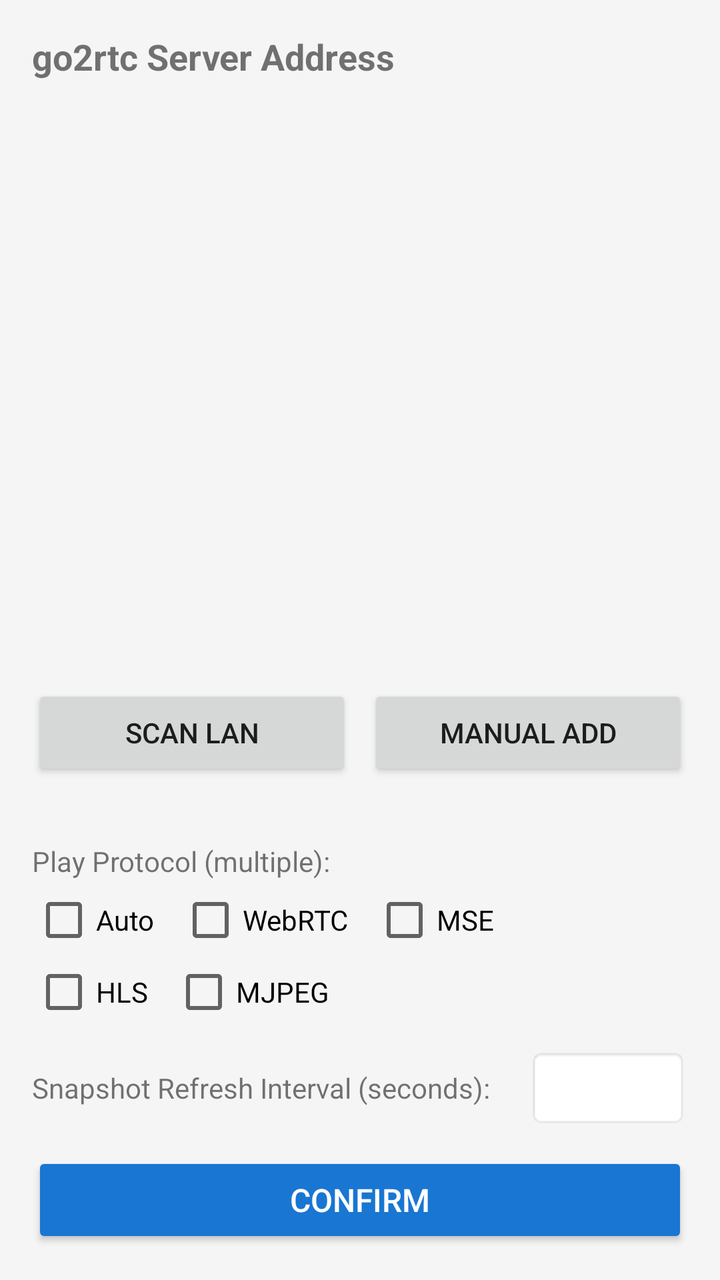
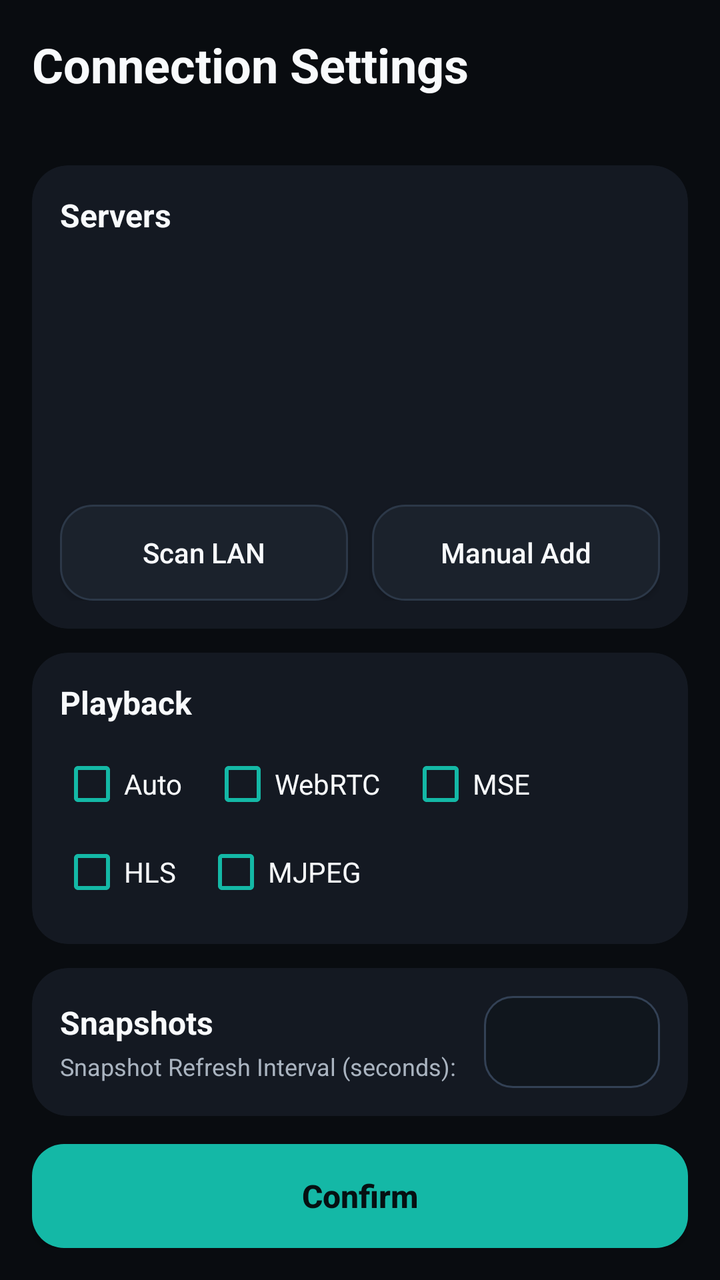

Two renders of the same Android screen: before a commit and after it. Below are the layout's source before the change and the commit's diff.
<!-- AndroidManifest.xml: application theme Theme.Go2RtcPlay -->
<!-- res/layout/activity_config.xml -->
<?xml version="1.0" encoding="utf-8"?>
<LinearLayout
    xmlns:android="http://schemas.android.com/apk/res/android"
    android:layout_width="match_parent"
    android:layout_height="match_parent"
    android:orientation="vertical"
    android:padding="16dp"
    android:background="#F5F5F5">

    <TextView
        android:layout_width="wrap_content"
        android:layout_height="wrap_content"
        android:text="@string/server_address_label"
        android:textSize="18sp"
        android:textStyle="bold"
        android:layout_marginBottom="16dp" />

    <androidx.recyclerview.widget.RecyclerView
        android:id="@+id/addressList"
        android:layout_width="match_parent"
        android:layout_height="0dp"
        android:layout_weight="1" />

    <LinearLayout
        android:layout_width="match_parent"
        android:layout_height="wrap_content"
        android:orientation="horizontal"
        android:layout_marginTop="8dp">

        <Button
            android:id="@+id/scanBtn"
            android:layout_width="0dp"
            android:layout_height="wrap_content"
            android:layout_weight="1"
            android:text="@string/scan_lan"
            android:layout_marginEnd="4dp" />

        <Button
            android:id="@+id/addBtn"
            android:layout_width="0dp"
            android:layout_height="wrap_content"
            android:layout_weight="1"
            android:text="@string/manual_add"
            android:layout_marginStart="4dp" />

    </LinearLayout>

    <TextView
        android:id="@+id/scanStatusText"
        android:layout_width="match_parent"
        android:layout_height="wrap_content"
        android:textSize="12sp"
        android:textColor="#666666"
        android:visibility="gone"
        android:layout_marginTop="4dp" />

    <ProgressBar
        android:id="@+id/scanProgressBar"
        style="?android:attr/progressBarStyleHorizontal"
        android:layout_width="match_parent"
        android:layout_height="8dp"
        android:visibility="gone"
        android:layout_marginTop="4dp" />

    <TextView
        android:id="@+id/localIpText"
        android:layout_width="match_parent"
        android:layout_height="wrap_content"
        android:textSize="11sp"
        android:textColor="#888888"
        android:layout_marginTop="4dp" />

    <LinearLayout
        android:layout_width="match_parent"
        android:layout_height="wrap_content"
        android:orientation="vertical"
        android:layout_marginTop="12dp">

        <TextView
            android:layout_width="wrap_content"
            android:layout_height="wrap_content"
            android:text="@string/protocol_label"
            android:textSize="14sp"
            android:layout_marginBottom="4dp" />

        <LinearLayout
            android:layout_width="match_parent"
            android:layout_height="wrap_content"
            android:orientation="horizontal">

            <CheckBox
                android:id="@+id/cbAuto"
                android:layout_width="wrap_content"
                android:layout_height="wrap_content"
                android:text="@string/protocol_auto"
                android:layout_marginEnd="12dp" />

            <CheckBox
                android:id="@+id/cbWebrtc"
                android:layout_width="wrap_content"
                android:layout_height="wrap_content"
                android:text="WebRTC"
                android:layout_marginEnd="12dp" />

            <CheckBox
                android:id="@+id/cbMse"
                android:layout_width="wrap_content"
                android:layout_height="wrap_content"
                android:text="MSE"
                android:layout_marginEnd="12dp" />

        </LinearLayout>

        <LinearLayout
            android:layout_width="match_parent"
            android:layout_height="wrap_content"
            android:orientation="horizontal"
            android:layout_marginTop="4dp">

            <CheckBox
                android:id="@+id/cbHls"
                android:layout_width="wrap_content"
                android:layout_height="wrap_content"
                android:text="HLS"
                android:layout_marginEnd="12dp" />

            <CheckBox
                android:id="@+id/cbMjpeg"
                android:layout_width="wrap_content"
                android:layout_height="wrap_content"
                android:text="MJPEG"
                android:nextFocusDown="@id/refreshIntervalInput" />

        </LinearLayout>

    </LinearLayout>

    <LinearLayout
        android:layout_width="match_parent"
        android:layout_height="wrap_content"
        android:orientation="horizontal"
        android:layout_marginTop="12dp"
        android:gravity="center_vertical"
        android:focusable="false">

        <TextView
            android:layout_width="0dp"
            android:layout_height="wrap_content"
            android:layout_weight="1"
            android:text="@string/refresh_interval_label"
            android:textSize="14sp"
            android:focusable="false" />

        <EditText
            android:id="@+id/refreshIntervalInput"
            android:layout_width="80dp"
            android:layout_height="40dp"
            android:inputType="number"
            android:textSize="14sp"
            android:gravity="center"
            android:background="@android:drawable/editbox_background"
            android:focusable="true"
            android:focusableInTouchMode="true"
            android:nextFocusUp="@id/cbMjpeg"
            android:nextFocusDown="@id/confirmBtn" />

    </LinearLayout>

    <Button
        android:id="@+id/confirmBtn"
        android:layout_width="match_parent"
        android:layout_height="48dp"
        android:text="@string/confirm"
        android:layout_marginTop="12dp"
        android:backgroundTint="#1976D2"
        android:textColor="#FFFFFF"
        android:textSize="16sp"
        android:nextFocusUp="@id/refreshIntervalInput" />

</LinearLayout>
<!-- resources referenced by this layout -->
<resources>
  <string name="confirm">Confirm</string>
  <string name="manual_add">Manual Add</string>
  <string name="protocol_auto">Auto</string>
  <string name="protocol_label">Play Protocol (multiple):</string>
  <string name="refresh_interval_label">Snapshot Refresh Interval (seconds):</string>
  <string name="scan_lan">Scan LAN</string>
  <string name="server_address_label">go2rtc Server Address</string>
  <style name="Theme.Go2RtcPlay" parent="Theme.AppCompat.DayNight.NoActionBar">
          <item name="colorPrimary">#1976D2</item>
          <item name="colorPrimaryDark">#1565C0</item>
          <item name="colorAccent">#FFFFFF</item>
      </style>
</resources>

<!-- the commit's change to res/layout/activity_config.xml (unified diff, before → after) -->
@@ -1,180 +1,271 @@
 <?xml version="1.0" encoding="utf-8"?>
 <LinearLayout
     xmlns:android="http://schemas.android.com/apk/res/android"
+    xmlns:app="http://schemas.android.com/apk/res-auto"
     android:layout_width="match_parent"
     android:layout_height="match_parent"
+    android:background="@color/app_background"
     android:orientation="vertical"
-    android:padding="16dp"
-    android:background="#F5F5F5">
+    android:padding="16dp">
 
     <TextView
-        android:layout_width="wrap_content"
-        android:layout_height="wrap_content"
-        android:text="@string/server_address_label"
-        android:textSize="18sp"
-        android:textStyle="bold"
-        android:layout_marginBottom="16dp" />
-
-    <androidx.recyclerview.widget.RecyclerView
-        android:id="@+id/addressList"
-        android:layout_width="match_parent"
-        android:layout_height="0dp"
-        android:layout_weight="1" />
-
-    <LinearLayout
-        android:layout_width="match_parent"
-        android:layout_height="wrap_content"
-        android:orientation="horizontal"
-        android:layout_marginTop="8dp">
-
-        <Button
-            android:id="@+id/scanBtn"
-            android:layout_width="0dp"
-            android:layout_height="wrap_content"
-            android:layout_weight="1"
-            android:text="@string/scan_lan"
-            android:layout_marginEnd="4dp" />
-
-        <Button
-            android:id="@+id/addBtn"
-            android:layout_width="0dp"
-            android:layout_height="wrap_content"
-            android:layout_weight="1"
-            android:text="@string/manual_add"
-            android:layout_marginStart="4dp" />
-
-    </LinearLayout>
-
-    <TextView
-        android:id="@+id/scanStatusText"
-        android:layout_width="match_parent"
-        android:layout_height="wrap_content"
-        android:textSize="12sp"
-        android:textColor="#666666"
-        android:visibility="gone"
-        android:layout_marginTop="4dp" />
-
-    <ProgressBar
-        android:id="@+id/scanProgressBar"
-        style="?android:attr/progressBarStyleHorizontal"
-        android:layout_width="match_parent"
-        android:layout_height="8dp"
-        android:visibility="gone"
-        android:layout_marginTop="4dp" />
+        android:layout_width="match_parent"
+        android:layout_height="wrap_content"
+        android:text="@string/config_title"
+        android:textColor="@color/text_primary"
+        android:textSize="24sp"
+        android:textStyle="bold" />
 
     <TextView
         android:id="@+id/localIpText"
         android:layout_width="match_parent"
         android:layout_height="wrap_content"
-        android:textSize="11sp"
-        android:textColor="#888888"
-        android:layout_marginTop="4dp" />
-
-    <LinearLayout
-        android:layout_width="match_parent"
-        android:layout_height="wrap_content"
-        android:orientation="vertical"
-        android:layout_marginTop="12dp">
-
-        <TextView
-            android:layout_width="wrap_content"
-            android:layout_height="wrap_content"
-            android:text="@string/protocol_label"
-            android:textSize="14sp"
-            android:layout_marginBottom="4dp" />
+        android:layout_marginTop="4dp"
+        android:ellipsize="end"
+        android:singleLine="true"
+        android:textColor="@color/text_secondary"
+        android:textSize="12sp" />
+
+    <androidx.cardview.widget.CardView
+        android:layout_width="match_parent"
+        android:layout_height="0dp"
+        android:layout_marginTop="14dp"
+        android:layout_weight="1"
+        app:cardBackgroundColor="@color/surface_card"
+        app:cardCornerRadius="18dp"
+        app:cardElevation="0dp">
+
+        <LinearLayout
+            android:layout_width="match_parent"
+            android:layout_height="match_parent"
+            android:orientation="vertical"
+            android:padding="14dp">
+
+            <TextView
+                android:layout_width="match_parent"
+                android:layout_height="wrap_content"
+                android:text="@string/config_servers"
+                android:textColor="@color/text_primary"
+                android:textSize="16sp"
+                android:textStyle="bold" />
+
+            <androidx.recyclerview.widget.RecyclerView
+                android:id="@+id/addressList"
+                android:layout_width="match_parent"
+                android:layout_height="0dp"
+                android:layout_marginTop="10dp"
+                android:layout_weight="1"
+                android:clipToPadding="false"
+                android:paddingBottom="4dp" />
+
+            <LinearLayout
+                android:layout_width="match_parent"
+                android:layout_height="wrap_content"
+                android:layout_marginTop="8dp"
+                android:orientation="horizontal">
+
+                <Button
+                    android:id="@+id/scanBtn"
+                    android:layout_width="0dp"
+                    android:layout_height="48dp"
+                    android:layout_marginEnd="6dp"
+                    android:layout_weight="1"
+                    android:background="@drawable/bg_secondary_button"
+                    android:text="@string/scan_lan"
+                    android:textAllCaps="false"
+                    android:textColor="@color/text_primary" />
+
+                <Button
+                    android:id="@+id/addBtn"
+                    android:layout_width="0dp"
+                    android:layout_height="48dp"
+                    android:layout_marginStart="6dp"
+                    android:layout_weight="1"
+                    android:background="@drawable/bg_secondary_button"
+                    android:text="@string/manual_add"
+                    android:textAllCaps="false"
+                    android:textColor="@color/text_primary" />
+
+            </LinearLayout>
+
+            <TextView
+                android:id="@+id/scanStatusText"
+                android:layout_width="match_parent"
+                android:layout_height="wrap_content"
+                android:layout_marginTop="8dp"
+                android:ellipsize="middle"
+                android:singleLine="true"
+                android:textColor="@color/text_secondary"
+                android:textSize="12sp"
+                android:visibility="gone" />
+
+            <ProgressBar
+                android:id="@+id/scanProgressBar"
+                style="?android:attr/progressBarStyleHorizontal"
+                android:layout_width="match_parent"
+                android:layout_height="8dp"
+                android:layout_marginTop="6dp"
+                android:indeterminateTint="@color/accent_teal"
+                android:progressTint="@color/accent_teal"
+                android:visibility="gone" />
+
+        </LinearLayout>
+
+    </androidx.cardview.widget.CardView>
+
+    <androidx.cardview.widget.CardView
+        android:layout_width="match_parent"
+        android:layout_height="wrap_content"
+        android:layout_marginTop="12dp"
+        app:cardBackgroundColor="@color/surface_card"
+        app:cardCornerRadius="18dp"
+        app:cardElevation="0dp">
 
         <LinearLayout
             android:layout_width="match_parent"
             android:layout_height="wrap_content"
-            android:orientation="horizontal">
-
-            <CheckBox
-                android:id="@+id/cbAuto"
-                android:layout_width="wrap_content"
-                android:layout_height="wrap_content"
-                android:text="@string/protocol_auto"
-                android:layout_marginEnd="12dp" />
-
-            <CheckBox
-                android:id="@+id/cbWebrtc"
-                android:layout_width="wrap_content"
-                android:layout_height="wrap_content"
-                android:text="WebRTC"
-                android:layout_marginEnd="12dp" />
-
-            <CheckBox
-                android:id="@+id/cbMse"
-                android:layout_width="wrap_content"
-                android:layout_height="wrap_content"
-                android:text="MSE"
-                android:layout_marginEnd="12dp" />
+            android:orientation="vertical"
+            android:padding="14dp">
+
+            <TextView
+                android:layout_width="match_parent"
+                android:layout_height="wrap_content"
+                android:text="@string/config_playback"
+                android:textColor="@color/text_primary"
+                android:textSize="16sp"
+                android:textStyle="bold" />
+
+            <LinearLayout
+                android:layout_width="match_parent"
+                android:layout_height="wrap_content"
+                android:layout_marginTop="8dp"
+                android:orientation="horizontal">
+
+                <CheckBox
+                    android:id="@+id/cbAuto"
+                    android:layout_width="wrap_content"
+                    android:layout_height="44dp"
+                    android:buttonTint="@color/accent_teal"
+                    android:text="@string/protocol_auto"
+                    android:textColor="@color/text_primary" />
+
+                <CheckBox
+                    android:id="@+id/cbWebrtc"
+                    android:layout_width="wrap_content"
+                    android:layout_height="44dp"
+                    android:layout_marginStart="14dp"
+                    android:buttonTint="@color/accent_teal"
+                    android:text="WebRTC"
+                    android:textColor="@color/text_primary" />
+
+                <CheckBox
+                    android:id="@+id/cbMse"
+                    android:layout_width="wrap_content"
+                    android:layout_height="44dp"
+                    android:layout_marginStart="14dp"
+                    android:buttonTint="@color/accent_teal"
+                    android:text="MSE"
+                    android:textColor="@color/text_primary" />
+
+            </LinearLayout>
+
+            <LinearLayout
+                android:layout_width="match_parent"
+                android:layout_height="wrap_content"
+                android:orientation="horizontal">
+
+                <CheckBox
+                    android:id="@+id/cbHls"
+                    android:layout_width="wrap_content"
+                    android:layout_height="44dp"
+                    android:buttonTint="@color/accent_teal"
+                    android:text="HLS"
+                    android:textColor="@color/text_primary" />
+
+                <CheckBox
+                    android:id="@+id/cbMjpeg"
+                    android:layout_width="wrap_content"
+                    android:layout_height="44dp"
+                    android:layout_marginStart="14dp"
+                    android:buttonTint="@color/accent_teal"
+                    android:nextFocusDown="@id/refreshIntervalInput"
+                    android:text="MJPEG"
+                    android:textColor="@color/text_primary" />
+
+            </LinearLayout>
 
         </LinearLayout>
+
+    </androidx.cardview.widget.CardView>
+
+    <androidx.cardview.widget.CardView
+        android:layout_width="match_parent"
+        android:layout_height="wrap_content"
+        android:layout_marginTop="12dp"
+        app:cardBackgroundColor="@color/surface_card"
+        app:cardCornerRadius="18dp"
+        app:cardElevation="0dp">
 
         <LinearLayout
             android:layout_width="match_parent"
             android:layout_height="wrap_content"
+            android:gravity="center_vertical"
             android:orientation="horizontal"
-            android:layout_marginTop="4dp">
-
-            <CheckBox
-                android:id="@+id/cbHls"
-                android:layout_width="wrap_content"
-                android:layout_height="wrap_content"
-                android:text="HLS"
-                android:layout_marginEnd="12dp" />
-
-            <CheckBox
-                android:id="@+id/cbMjpeg"
-                android:layout_width="wrap_content"
-                android:layout_height="wrap_content"
-                android:text="MJPEG"
-                android:nextFocusDown="@id/refreshIntervalInput" />
+            android:padding="14dp">
+
+            <LinearLayout
+                android:layout_width="0dp"
+                android:layout_height="wrap_content"
+                android:layout_weight="1"
+                android:orientation="vertical">
+
+                <TextView
+                    android:layout_width="match_parent"
+                    android:layout_height="wrap_content"
+                    android:text="@string/config_refresh"
+                    android:textColor="@color/text_primary"
+                    android:textSize="16sp"
+                    android:textStyle="bold" />
+
+                <TextView
+                    android:layout_width="match_parent"
+                    android:layout_height="wrap_content"
+                    android:layout_marginTop="3dp"
+                    android:text="@string/refresh_interval_label"
+                    android:textColor="@color/text_secondary"
+                    android:textSize="12sp" />
+
+            </LinearLayout>
+
+            <EditText
+                android:id="@+id/refreshIntervalInput"
+                android:layout_width="88dp"
+                android:layout_height="46dp"
+                android:background="@drawable/bg_text_input"
+                android:focusable="true"
+                android:focusableInTouchMode="true"
+                android:gravity="center"
+                android:inputType="number"
+                android:nextFocusDown="@id/confirmBtn"
+                android:nextFocusUp="@id/cbMjpeg"
+                android:textColor="@color/text_primary"
+                android:textSize="16sp" />
 
         </LinearLayout>
 
-    </LinearLayout>
-
-    <LinearLayout
-        android:layout_width="match_parent"
-        android:layout_height="wrap_content"
-        android:orientation="horizontal"
-        android:layout_marginTop="12dp"
-        android:gravity="center_vertical"
-        android:focusable="false">
-
-        <TextView
-            android:layout_width="0dp"
-            android:layout_height="wrap_content"
-            android:layout_weight="1"
-            android:text="@string/refresh_interval_label"
-            android:textSize="14sp"
-            android:focusable="false" />
-
-        <EditText
-            android:id="@+id/refreshIntervalInput"
-            android:layout_width="80dp"
-            android:layout_height="40dp"
-            android:inputType="number"
-            android:textSize="14sp"
-            android:gravity="center"
-            android:background="@android:drawable/editbox_background"
-            android:focusable="true"
-            android:focusableInTouchMode="true"
-            android:nextFocusUp="@id/cbMjpeg"
-            android:nextFocusDown="@id/confirmBtn" />
-
-    </LinearLayout>
+    </androidx.cardview.widget.CardView>
 
     <Button
         android:id="@+id/confirmBtn"
         android:layout_width="match_parent"
-        android:layout_height="48dp"
+        android:layout_height="52dp"
+        android:layout_marginTop="14dp"
+        android:background="@drawable/bg_primary_button"
+        android:nextFocusUp="@id/refreshIntervalInput"
         android:text="@string/confirm"
-        android:layout_marginTop="12dp"
-        android:backgroundTint="#1976D2"
-        android:textColor="#FFFFFF"
+        android:textAllCaps="false"
+        android:textColor="#061012"
         android:textSize="16sp"
-        android:nextFocusUp="@id/refreshIntervalInput" />
+        android:textStyle="bold" />
 
 </LinearLayout>
<!-- resource entries referenced after the edit -->
@@ -1,16 +1,87 @@
 <!-- resources referenced by this layout -->
 <resources>
+  <color name="accent_teal">#14B8A6</color>
+  <color name="app_background">#090C10</color>
+  <color name="surface_card">#141922</color>
+  <color name="text_primary">#F8FAFC</color>
+  <color name="text_secondary">#AAB4C0</color>
+  <!-- drawable bg_primary_button (drawable) -->
+  <?xml version="1.0" encoding="utf-8"?>
+  <selector xmlns:android="http://schemas.android.com/apk/res/android">
+      <item android:state_focused="true">
+          <shape>
+              <solid android:color="#0F766E" />
+              <stroke
+                  android:width="2dp"
+                  android:color="#A7F3D0" />
+              <corners android:radius="16dp" />
+          </shape>
+      </item>
+      <item android:state_pressed="true">
+          <shape>
+              <solid android:color="#0F766E" />
+              <corners android:radius="16dp" />
+          </shape>
+      </item>
+      <item>
+          <shape>
+              <solid android:color="#14B8A6" />
+              <corners android:radius="16dp" />
+          </shape>
+      </item>
+  </selector>
+  <!-- drawable bg_secondary_button (drawable) -->
+  <?xml version="1.0" encoding="utf-8"?>
+  <selector xmlns:android="http://schemas.android.com/apk/res/android">
+      <item android:state_focused="true">
+          <shape>
+              <solid android:color="#263241" />
+              <stroke
+                  android:width="2dp"
+                  android:color="#14B8A6" />
+              <corners android:radius="16dp" />
+          </shape>
+      </item>
+      <item>
+          <shape>
+              <solid android:color="#1B222C" />
+              <stroke
+                  android:width="1dp"
+                  android:color="#2C3848" />
+              <corners android:radius="16dp" />
+          </shape>
+      </item>
+  </selector>
+  <!-- drawable bg_text_input (drawable) -->
+  <?xml version="1.0" encoding="utf-8"?>
+  <shape xmlns:android="http://schemas.android.com/apk/res/android">
+      <solid android:color="#10161D" />
+      <stroke
+          android:width="1dp"
+          android:color="#334155" />
+      <corners android:radius="14dp" />
+      <padding
+          android:left="10dp"
+          android:top="4dp"
+          android:right="10dp"
+          android:bottom="4dp" />
+  </shape>
+  <string name="config_playback">Playback</string>
+  <string name="config_refresh">Snapshots</string>
+  <string name="config_servers">Servers</string>
+  <string name="config_title">Connection Settings</string>
   <string name="confirm">Confirm</string>
   <string name="manual_add">Manual Add</string>
   <string name="protocol_auto">Auto</string>
-  <string name="protocol_label">Play Protocol (multiple):</string>
   <string name="refresh_interval_label">Snapshot Refresh Interval (seconds):</string>
   <string name="scan_lan">Scan LAN</string>
-  <string name="server_address_label">go2rtc Server Address</string>
   <style name="Theme.Go2RtcPlay" parent="Theme.AppCompat.DayNight.NoActionBar">
-          <item name="colorPrimary">#1976D2</item>
-          <item name="colorPrimaryDark">#1565C0</item>
-          <item name="colorAccent">#FFFFFF</item>
+          <item name="colorPrimary">@color/accent_teal</item>
+          <item name="colorPrimaryDark">@color/app_background</item>
+          <item name="colorAccent">@color/accent_teal</item>
+          <item name="android:windowBackground">@color/app_background</item>
+          <item name="android:navigationBarColor">@color/app_background</item>
+          <item name="android:statusBarColor">@color/app_background</item>
       </style>
 </resources>
 
